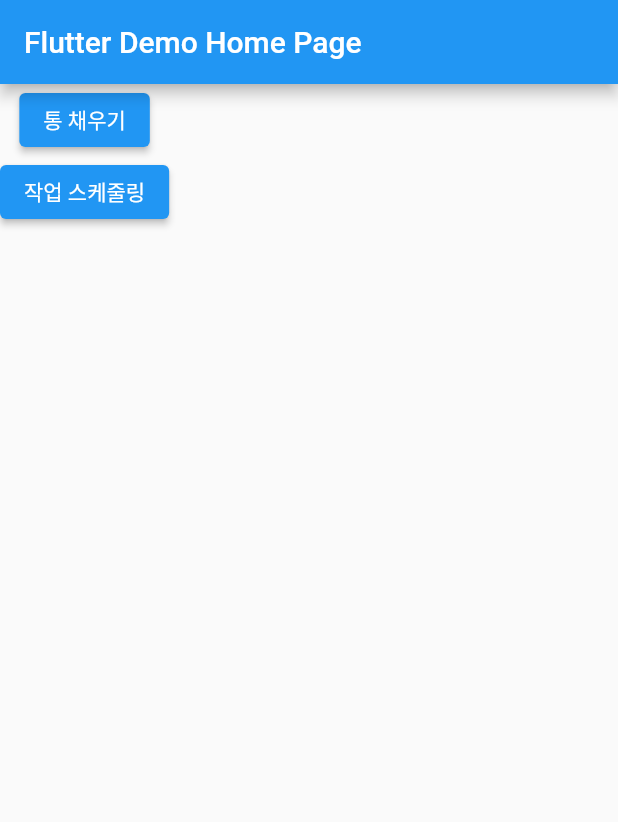
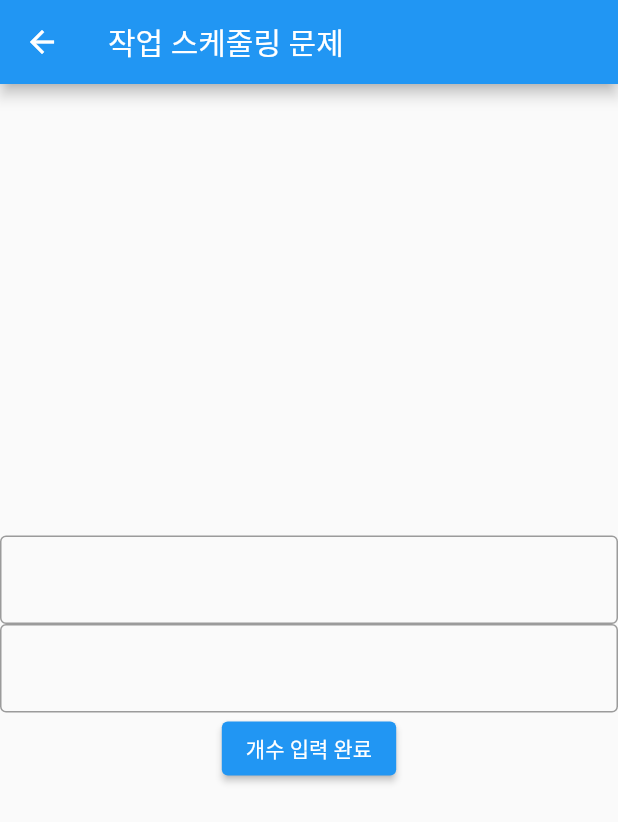
Before and after one commit to 210-reverof/Approximation-Algorithm-App, a Flutter app: the screen it shows after launch, after a tap on "작업 스케줄링", on a phone screen of 412 x 824 dp. Shown: the top 822 px of the screen. Run offline on Flutter 3.47's test engine with Material 2 defaults, Android fonts, the phone set to English and light mode, and no system bars.

Commit message:
complete job scheduling calculation, visiualation

```diff
--- /dev/null
+++ b/bin_packing_and_job_scheduling_app/lib/job_scheduling/input_schedule_n_page.dart
@@ -0,0 +1,52 @@
+import 'package:bin_packing_and_job_scheduling_app/job_scheduling/input_val_page.dart';
+import 'package:flutter/material.dart';
+
+class InputSchduleNPage extends StatefulWidget {
+  @override
+  State<InputSchduleNPage> createState() => _InputSchduleNPageState();
+}
+
+class _InputSchduleNPageState extends State<InputSchduleNPage> {
+  String n = "", c = "";
+  @override
+  Widget build(BuildContext context) {
+    return Scaffold(
+        resizeToAvoidBottomInset: false,
+        appBar: AppBar(
+          title: Text("작업 스케줄링 문제"),
+        ),
+        body: Column(
+          mainAxisAlignment: MainAxisAlignment.center,
+          children: [
+            TextField(
+              decoration: InputDecoration(
+                border: OutlineInputBorder(),
+              ),
+              onChanged: (val) {
+                n = val;
+              },
+            ),
+            TextField(
+              decoration: InputDecoration(
+                border: OutlineInputBorder(),
+              ),
+              onChanged: (val) {
+                c = val;
+              },
+            ),
+            ElevatedButton(
+                onPressed: () {
+                  Navigator.push(
+                    context,
+                    MaterialPageRoute(
+                        builder: (context) => InputValPage(
+                              objCnt: int.parse(n),
+                              machineCnt: int.parse(c),
+                            )),
+                  );
+                },
+                child: Text("개수 입력 완료")),
+          ],
+        ));
+  }
+}
--- a/bin_packing_and_job_scheduling_app/lib/main.dart
+++ b/bin_packing_and_job_scheduling_app/lib/main.dart
@@ -1,4 +1,5 @@
 import 'package:bin_packing_and_job_scheduling_app/bin_packing/input_n_page.dart';
+import 'package:bin_packing_and_job_scheduling_app/job_scheduling/input_schedule_n_page.dart';
 import 'package:flutter/material.dart';
 
 void main() {
@@ -47,7 +48,15 @@
                   );
                 },
                 child: Text("통 채우기")),
-            ElevatedButton(onPressed: () {}, child: Text("작업 스케줄링")),
+            ElevatedButton(
+                onPressed: () {
+                  Navigator.push(
+                    context,
+                    MaterialPageRoute(
+                        builder: (context) => InputSchduleNPage()),
+                  );
+                },
+                child: Text("작업 스케줄링")),
           ],
         ));
   }
```
Also changed, not shown: bin_packing_and_job_scheduling_app/lib/job_scheduling/input_val_page.dart (added, +76 -0 lines), bin_packing_and_job_scheduling_app/lib/job_scheduling/result_page.dart (added, +119 -0 lines).
